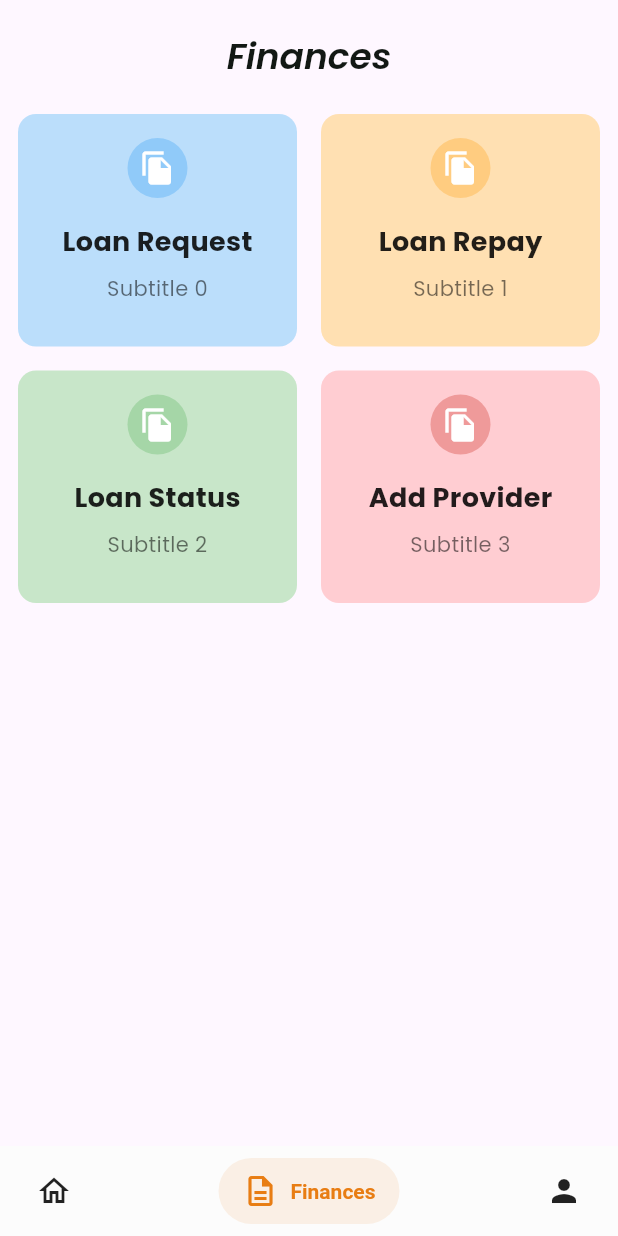
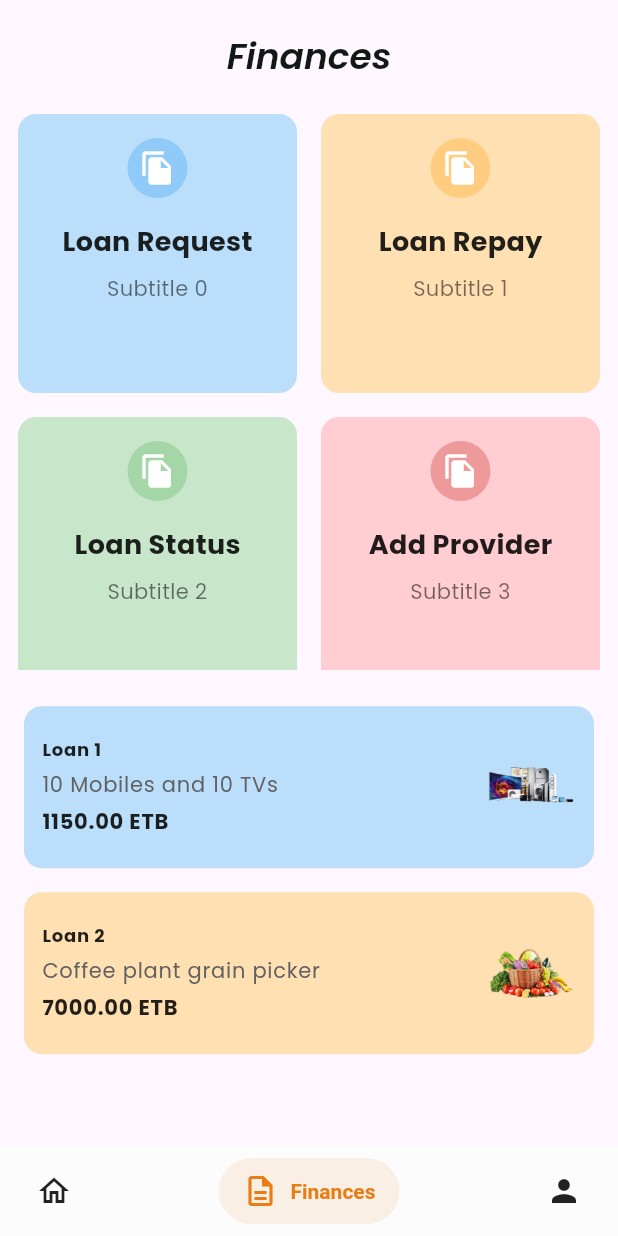
Before and after one commit to AbdulsemedM/Is-Fin, a Flutter app: the DashboardPage screen opened directly, item 2 of the bottom bar chosen, on a phone screen of 412 x 824 dp. Run offline on Flutter 3.47's test engine with Material 3 defaults, Android fonts, the phone set to English and light mode, and no system bars; drawn by our look-alikes of salomon_bottom_bar; our stand-ins replace bottom_navy_bar, custom_sliding_segmented_control.

Commit message:
finances page, loan dispkay card, and home screen

```diff
--- a/lib/features/finances/presentation/screens/finances_screen.dart
+++ b/lib/features/finances/presentation/screens/finances_screen.dart
@@ -1,6 +1,7 @@
 import 'package:flutter/material.dart';
 import 'package:ifb_loan/app/utils/app_theme.dart';
 import 'package:ifb_loan/features/finances/presentation/widgets/finances_widget.dart';
+import 'package:ifb_loan/features/finances/presentation/widgets/loan_display_card.dart';
 
 class FinancesScreen extends StatefulWidget {
   const FinancesScreen({super.key});
@@ -29,14 +30,14 @@ class _FinancesScreenState extends State<FinancesScreen> {
         Padding(
           padding: const EdgeInsets.symmetric(horizontal: 12.0),
           child: SizedBox(
-            height: ScreenConfig.screenHeight * 0.4,
+            height: ScreenConfig.screenHeight * 0.45,
             child: GridView.builder(
               itemCount: 4,
               gridDelegate: const SliverGridDelegateWithFixedCrossAxisCount(
                 crossAxisCount: 2,
                 mainAxisSpacing: 16.0,
                 crossAxisSpacing: 16.0,
-                childAspectRatio: 1.2,
+                childAspectRatio: 1,
               ),
               itemBuilder: (context, index) {
                 return FinancesCard(
@@ -68,6 +69,36 @@ class _FinancesScreenState extends State<FinancesScreen> {
               },
             ),
           ),
+        ),
+        SizedBox(
+          height: ScreenConfig.screenHeight * 0.4,
+          child: ListView(
+            padding: const EdgeInsets.all(16.0),
+            children: [
+              LoanCard(
+                loanTitle: 'Loan 1',
+                loanDescription: '10 Mobiles and 10 TVs',
+                amount: 1150,
+                lender: 'ABC General Trading',
+                backgroundColor: Colors.blue.shade100,
+                image: Image.asset(
+                  'assets/images/elec.png', // replace with your image asset
+                  fit: BoxFit.contain,
+                ),
+              ),
+              LoanCard(
+                loanTitle: 'Loan 2',
+                loanDescription: 'Coffee plant grain picker',
+                amount: 7000,
+                lender: 'XYZ Import and Export',
+                backgroundColor: Colors.orange.shade100,
+                image: Image.asset(
+                  'assets/images/agri.png', // replace with your image asset
+                  fit: BoxFit.contain,
+                ),
+              ),
+            ],
+          ),
         )
       ],
     );
--- /dev/null
+++ b/lib/features/finances/presentation/widgets/loan_display_card.dart
@@ -0,0 +1,78 @@
+import 'package:flutter/material.dart';
+
+class LoanCard extends StatelessWidget {
+  final String loanTitle;
+  final String loanDescription;
+  final double amount;
+  final String lender;
+  final Color backgroundColor;
+  final String currency;
+  final Widget image;
+
+  const LoanCard({
+    Key? key,
+    required this.loanTitle,
+    required this.loanDescription,
+    required this.amount,
+    required this.lender,
+    required this.backgroundColor,
+    this.currency = 'ETB',
+    required this.image,
+  }) : super(key: key);
+
+  @override
+  Widget build(BuildContext context) {
+    return Container(
+      margin: const EdgeInsets.symmetric(vertical: 8.0),
+      decoration: BoxDecoration(
+        color: backgroundColor,
+        borderRadius: BorderRadius.circular(12.0),
+      ),
+      child: ListTile(
+        contentPadding: const EdgeInsets.all(12.0),
+        trailing: Container(
+          width: 60,
+          height: 60,
+          child: image, // Display the image as leading icon
+        ),
+        title: Column(
+          crossAxisAlignment: CrossAxisAlignment.start,
+          children: [
+            Text(
+              loanTitle,
+              style: TextStyle(
+                fontSize: 12,
+                fontWeight: FontWeight.bold,
+                color: Colors.black87,
+              ),
+            ),
+            const SizedBox(height: 4),
+            Text(
+              loanDescription,
+              style: TextStyle(
+                fontSize: 14,
+                color: Colors.grey[700],
+              ),
+            ),
+            const SizedBox(height: 4),
+            Text(
+              '${amount.toStringAsFixed(2)} $currency',
+              style: TextStyle(
+                fontSize: 14,
+                fontWeight: FontWeight.bold,
+                color: Colors.black87,
+              ),
+            ),
+          ],
+        ),
+        // subtitle: Text(
+        //   lender,
+        //   style: TextStyle(
+        //     fontSize: 14,
+        //     color: Colors.grey[800],
+        //   ),
+        // ),
+      ),
+    );
+  }
+}
--- a/lib/features/home/presentation/screens/home_screen.dart
+++ b/lib/features/home/presentation/screens/home_screen.dart
@@ -114,11 +114,11 @@ class _HomeScreenState extends State<HomeScreen> {
                     cardColor: Color(0xFFA6D9FA), // Custom card color
                   ),
                   ExpandableCard(
-                    title: 'Murabaha',
+                    title: 'Mudarabah',
                     iconContainer: Container(
                       padding: EdgeInsets.all(8),
                       decoration: BoxDecoration(
-                        color: Colors.orange,
+                        color: Colors.green,
                         shape: BoxShape.circle,
                       ),
                       child: Icon(Icons.account_balance, color: Colors.white),
@@ -128,7 +128,8 @@ class _HomeScreenState extends State<HomeScreen> {
                     onGetStarted: () {
                       print("Get Started clicked");
                     },
-                    cardColor: Colors.orangeAccent, // Custom card color
+                    cardColor: const Color.fromARGB(
+                        255, 155, 249, 163), // Custom card color
                   ),
                 ],
               ),
```
Also changed, not shown: assets/images/agri.png (added), assets/images/elec.png (added).
